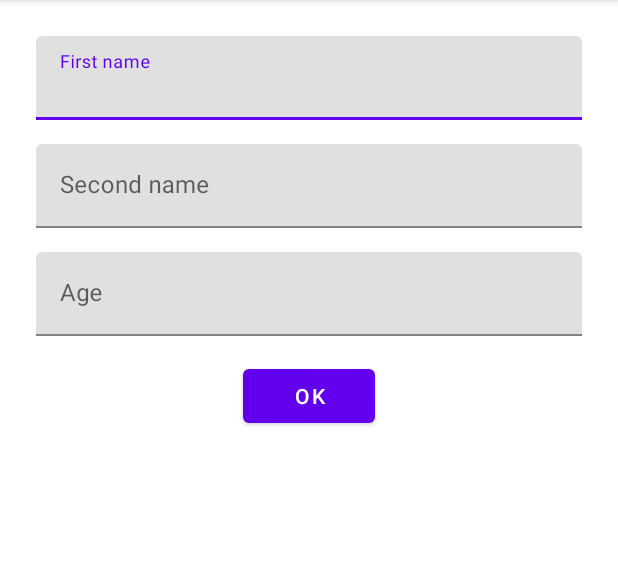
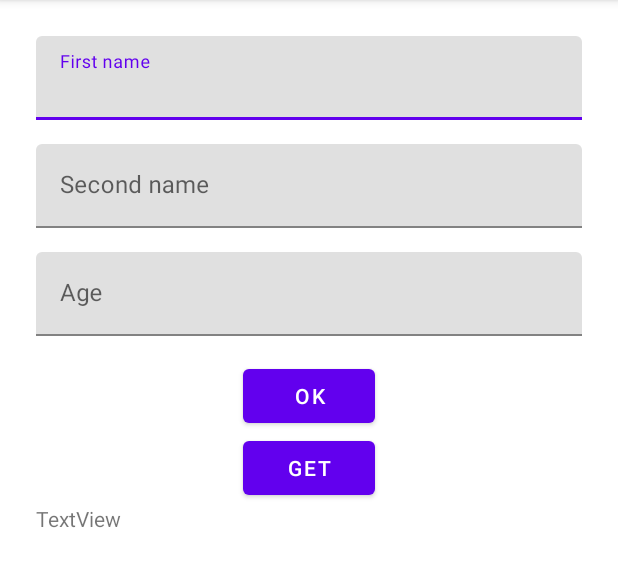
Before and after one commit to ivanDsky/FirebaseTests, an Android app: the screen it shows after launch (MainActivity), on a phone screen of 412 x 824 dp, the part 84-671 px from its top. Run offline under Robolectric (Android 15) with nearby library versions, the phone set to English and light mode, and no system bars; our stand-ins replace Firebase (no records; nobody signed in at launch, a user with empty details on screens opened directly); 3 statements that could not run were skipped.

Commit message:
Added fetch data by button press and evolute it to realtime fetch

```diff
--- a/app/src/main/java/ua/zloyhr/firebasetests/LoginFragment.kt
+++ b/app/src/main/java/ua/zloyhr/firebasetests/LoginFragment.kt
@@ -7,6 +7,9 @@ import android.widget.Toast
 import androidx.fragment.app.Fragment
 import com.google.firebase.firestore.FirebaseFirestore
 import com.google.firebase.ktx.Firebase
+import kotlinx.coroutines.CoroutineScope
+import kotlinx.coroutines.Dispatchers
+import kotlinx.coroutines.launch
 import ua.zloyhr.firebasetests.databinding.FragmentLoginBinding
 
 class LoginFragment : Fragment(R.layout.fragment_login) {
@@ -17,32 +20,85 @@ class LoginFragment : Fragment(R.layout.fragment_login) {
     override fun onViewCreated(view: View, savedInstanceState: Bundle?) {
         super.onViewCreated(view, savedInstanceState)
         binding = FragmentLoginBinding.bind(view)
+        subscribeToRealtime()
 
         binding.apply {
-            btnSendButton.setOnClickListener {
+            btnSend.setOnClickListener {
                 val person: Person
-                try{
+                try {
                     person = Person(
                         tfFirst.editText?.text.toString(),
                         tfLast.editText?.text.toString(),
                         tfAge.editText?.text.toString().toInt()
                     )
                     savePerson(person)
-                }catch (it: Exception){
-                    Toast.makeText(requireContext(), "Error while creating person: ${it.message}", Toast.LENGTH_SHORT)
+                } catch (it: Exception) {
+                    Toast.makeText(
+                        requireContext(),
+                        "Error while creating person: ${it.message}",
+                        Toast.LENGTH_SHORT
+                    )
                         .show()
                 }
             }
+
+            btnGet.setOnClickListener {
+                getPerson()
+            }
         }
+    }
+
+    private fun subscribeToRealtime(){
+        persons.addSnapshotListener { value, error ->
+            if(error != null){
+                Toast.makeText(requireContext(), "Error while getting to db: ${error.message}", Toast.LENGTH_SHORT)
+                    .show()
+                return@addSnapshotListener
+            }
+            value?.let {
+                val str = StringBuilder()
+                for (doc in it.documents) {
+                    str.append(doc.toObject(Person::class.java))
+                }
+                binding.tvPersons.text = str.toString()
+            }
+        }
+    }
+
+    private fun getPerson() {
+        persons.get()
+            .addOnSuccessListener {
+                val str = StringBuilder()
+                for (doc in it.documents) {
+                    str.append(doc.toObject(Person::class.java))
+                }
+                binding.tvPersons.text = str.toString()
+            }
+            .addOnFailureListener {
+                Toast.makeText(
+                    requireContext(),
+                    "Error while getting to db: ${it.message}",
+                    Toast.LENGTH_SHORT
+                )
+                    .show()
+            }
     }
 
     private fun savePerson(person: Person) {
         persons.add(person)
             .addOnSuccessListener {
-                Toast.makeText(requireContext(), "Added user to db with id: ${it.id}", Toast.LENGTH_SHORT).show()
+                Toast.makeText(
+                    requireContext(),
+                    "Added user to db with id: ${it.id}",
+                    Toast.LENGTH_SHORT
+                ).show()
             }
             .addOnFailureListener {
-                Toast.makeText(requireContext(), "Error while adding to db: ${it.message}", Toast.LENGTH_SHORT)
+                Toast.makeText(
+                    requireContext(),
+                    "Error while adding to db: ${it.message}",
+                    Toast.LENGTH_SHORT
+                )
                     .show()
             }
     }
--- a/app/src/main/java/ua/zloyhr/firebasetests/Person.kt
+++ b/app/src/main/java/ua/zloyhr/firebasetests/Person.kt
@@ -1,8 +1,8 @@
 package ua.zloyhr.firebasetests
 
 data class Person(
-    var firstName: String,
-    var secondName: String,
-    var age: Int,
+    var firstName: String = "No name",
+    var secondName: String = "No second name",
+    var age: Int = -1
 ) {
 }
--- a/app/src/main/res/layout/fragment_login.xml
+++ b/app/src/main/res/layout/fragment_login.xml
@@ -45,9 +45,24 @@
     </com.google.android.material.textfield.TextInputLayout>
 
     <com.google.android.material.button.MaterialButton
-        android:id="@+id/btnSendButton"
+        android:id="@+id/btnSend"
         android:layout_width="wrap_content"
         android:layout_height="wrap_content"
         android:layout_gravity="center"
         android:text="OK"/>
+
+    <com.google.android.material.button.MaterialButton
+        android:id="@+id/btnGet"
+        android:layout_width="wrap_content"
+        android:layout_height="wrap_content"
+        android:layout_gravity="center"
+        android:text="GET"/>
+
+    <TextView
+        android:id="@+id/tvPersons"
+        android:layout_width="match_parent"
+        android:layout_height="wrap_content"
+        android:text="TextView" />
+
+
 </LinearLayout>
```
